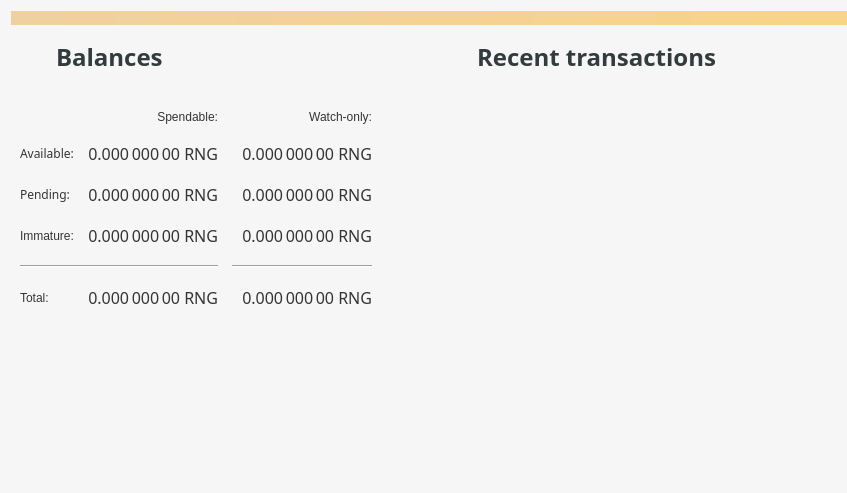
Before: the Qt Designer form src/qt/forms/overviewpage.ui in rngcoin-project/rngcoin, drawn with Qt 5.
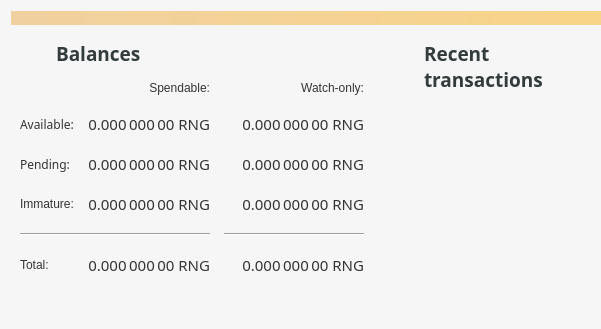
After: the same form once the commit is applied. Icons and pictures are not drawn.

Patch:
```diff
--- a/src/qt/forms/overviewpage.ui
+++ b/src/qt/forms/overviewpage.ui
@@ -6,8 +6,8 @@
    <rect>
     <x>0</x>
     <y>0</y>
-    <width>847</width>
-    <height>493</height>
+    <width>601</width>
+    <height>329</height>
    </rect>
   </property>
   <property name="windowTitle">
@@ -47,7 +47,7 @@
     </widget>
    </item>
    <item>
-    <layout class="QHBoxLayout" name="horizontalLayout" stretch="1,1">
+    <layout class="QHBoxLayout" name="horizontalLayout" stretch="1,0">
      <item>
       <layout class="QVBoxLayout" name="verticalLayout_2">
        <item>
@@ -99,13 +99,13 @@
               <property name="font">
                <font>
                 <family>Montserrat</family>
-                <pointsize>18</pointsize>
+                <pointsize>14</pointsize>
                 <weight>62</weight>
                 <bold>true</bold>
                </font>
               </property>
               <property name="styleSheet">
-               <string notr="true">font-size: 18pt;
+               <string notr="true">font-size: 14pt;
 font-weight: 500; 
 font-family: &quot;Montserrat&quot;;
 color: rgb(50, 60, 60);
@@ -142,7 +142,7 @@
             <property name="sizeHint" stdset="0">
              <size>
               <width>15</width>
-              <height>30</height>
+              <height>8</height>
              </size>
             </property>
            </spacer>
@@ -173,7 +173,7 @@
               <property name="font">
                <font>
                 <family>Montserrat SemiBold</family>
-                <pointsize>12</pointsize>
+                <pointsize>11</pointsize>
                 <weight>62</weight>
                 <italic>false</italic>
                 <bold>true</bold>
@@ -187,40 +187,7 @@
               </property>
               <property name="styleSheet">
                <string notr="true">color: rgb(52, 52, 52);
-font: 500 12pt &quot;Montserrat SemiBold&quot;;
-</string>
-              </property>
-              <property name="text">
-               <string notr="true">0.000 000 00 RNG</string>
-              </property>
-              <property name="alignment">
-               <set>Qt::AlignRight|Qt::AlignTrailing|Qt::AlignVCenter</set>
-              </property>
-              <property name="textInteractionFlags">
-               <set>Qt::LinksAccessibleByMouse|Qt::TextSelectableByKeyboard|Qt::TextSelectableByMouse</set>
-              </property>
-             </widget>
-            </item>
-            <item row="2" column="1">
-             <widget class="QLabel" name="labelUnconfirmed">
-              <property name="font">
-               <font>
-                <family>Montserrat SemiBold</family>
-                <pointsize>12</pointsize>
-                <weight>62</weight>
-                <italic>false</italic>
-                <bold>true</bold>
-               </font>
-              </property>
-              <property name="cursor">
-               <cursorShape>IBeamCursor</cursorShape>
-              </property>
-              <property name="toolTip">
-               <string>Total of transactions that have yet to be confirmed, and do not yet count toward the spendable balance</string>
-              </property>
-              <property name="styleSheet">
-               <string notr="true">color: rgb(52, 52, 52);
-font: 500 12pt &quot;Montserrat SemiBold&quot;;
+font: 500 11pt &quot;Montserrat SemiBold&quot;;
 </string>
               </property>
               <property name="text">
@@ -239,7 +206,7 @@
               <property name="font">
                <font>
                 <family>Montserrat SemiBold</family>
-                <pointsize>12</pointsize>
+                <pointsize>11</pointsize>
                 <weight>62</weight>
                 <italic>false</italic>
                 <bold>true</bold>
@@ -253,7 +220,40 @@
               </property>
               <property name="styleSheet">
                <string notr="true">color: rgb(52, 52, 52);
-font: 500 12pt &quot;Montserrat SemiBold&quot;;
+font: 500 11pt &quot;Montserrat SemiBold&quot;;
+</string>
+              </property>
+              <property name="text">
+               <string notr="true">0.000 000 00 RNG</string>
+              </property>
+              <property name="alignment">
+               <set>Qt::AlignRight|Qt::AlignTrailing|Qt::AlignVCenter</set>
+              </property>
+              <property name="textInteractionFlags">
+               <set>Qt::LinksAccessibleByMouse|Qt::TextSelectableByKeyboard|Qt::TextSelectableByMouse</set>
+              </property>
+             </widget>
+            </item>
+            <item row="2" column="1">
+             <widget class="QLabel" name="labelUnconfirmed">
+              <property name="font">
+               <font>
+                <family>Montserrat SemiBold</family>
+                <pointsize>11</pointsize>
+                <weight>62</weight>
+                <italic>false</italic>
+                <bold>true</bold>
+               </font>
+              </property>
+              <property name="cursor">
+               <cursorShape>IBeamCursor</cursorShape>
+              </property>
+              <property name="toolTip">
+               <string>Total of transactions that have yet to be confirmed, and do not yet count toward the spendable balance</string>
+              </property>
+              <property name="styleSheet">
+               <string notr="true">color: rgb(52, 52, 52);
+font: 500 11pt &quot;Montserrat SemiBold&quot;;
 </string>
               </property>
               <property name="text">
@@ -309,7 +309,7 @@
               <property name="font">
                <font>
                 <family>Montserrat SemiBold</family>
-                <pointsize>12</pointsize>
+                <pointsize>11</pointsize>
                 <weight>62</weight>
                 <italic>false</italic>
                 <bold>true</bold>
@@ -353,7 +353,7 @@
               <property name="font">
                <font>
                 <family>Montserrat SemiBold</family>
-                <pointsize>12</pointsize>
+                <pointsize>11</pointsize>
                 <weight>62</weight>
                 <italic>false</italic>
                 <bold>true</bold>
@@ -400,7 +400,7 @@
               <property name="font">
                <font>
                 <family>Montserrat SemiBold</family>
-                <pointsize>12</pointsize>
+                <pointsize>11</pointsize>
                 <weight>62</weight>
                 <italic>false</italic>
                 <bold>true</bold>
@@ -473,7 +473,7 @@
               <property name="font">
                <font>
                 <family>Montserrat SemiBold</family>
-                <pointsize>12</pointsize>
+                <pointsize>11</pointsize>
                 <weight>62</weight>
                 <italic>false</italic>
                 <bold>true</bold>
@@ -506,7 +506,7 @@
               <property name="font">
                <font>
                 <family>Montserrat SemiBold</family>
-                <pointsize>12</pointsize>
+                <pointsize>11</pointsize>
                 <weight>62</weight>
                 <italic>false</italic>
                 <bold>true</bold>
@@ -566,22 +566,18 @@
          </property>
         </spacer>
        </item>
-       <item>
-        <widget class="QLabel" name="label">
-         <property name="text">
-          <string/>
-         </property>
-         <property name="pixmap">
-          <pixmap resource="../bitcoin.qrc">:/icons/res/icons/rngcoin.png</pixmap>
-         </property>
-        </widget>
-       </item>
       </layout>
      </item>
      <item>
       <layout class="QVBoxLayout" name="verticalLayout_3">
        <item>
         <widget class="QFrame" name="frame_2">
+         <property name="sizePolicy">
+          <sizepolicy hsizetype="Maximum" vsizetype="Preferred">
+           <horstretch>0</horstretch>
+           <verstretch>0</verstretch>
+          </sizepolicy>
+         </property>
          <property name="autoFillBackground">
           <bool>false</bool>
          </property>
@@ -639,16 +635,22 @@
             </item>
             <item>
              <widget class="QLabel" name="label_4">
+              <property name="sizePolicy">
+               <sizepolicy hsizetype="Maximum" vsizetype="Preferred">
+                <horstretch>0</horstretch>
+                <verstretch>0</verstretch>
+               </sizepolicy>
+              </property>
               <property name="font">
                <font>
                 <family>Montserrat</family>
-                <pointsize>18</pointsize>
+                <pointsize>14</pointsize>
                 <weight>62</weight>
                 <bold>true</bold>
                </font>
               </property>
               <property name="styleSheet">
-               <string notr="true">font-size: 18pt;
+               <string notr="true">font-size: 14pt;
 font-weight: 500; 
 font-family: &quot;Montserrat&quot;;
 color: rgb(50, 60, 60);</string>
@@ -656,6 +658,12 @@
               <property name="text">
                <string>Recent transactions</string>
               </property>
+              <property name="scaledContents">
+               <bool>false</bool>
+              </property>
+              <property name="wordWrap">
+               <bool>true</bool>
+              </property>
              </widget>
             </item>
             <item>
```
Left out of the diff: 14 changed lines with no effect on the pictures.
